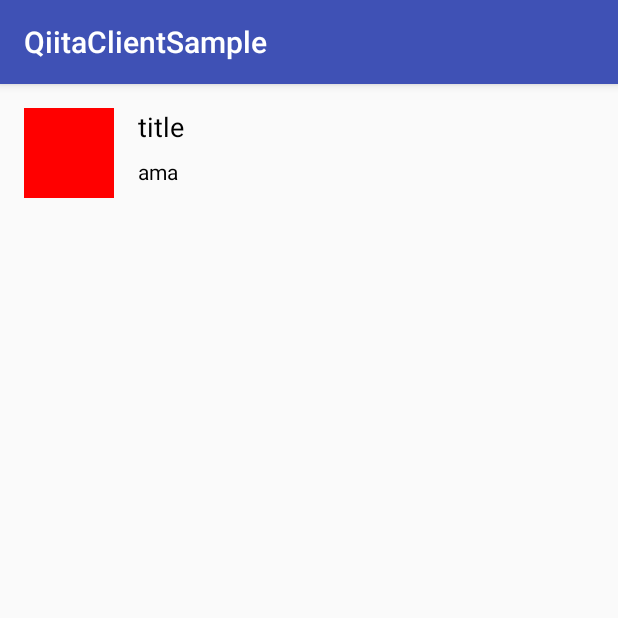
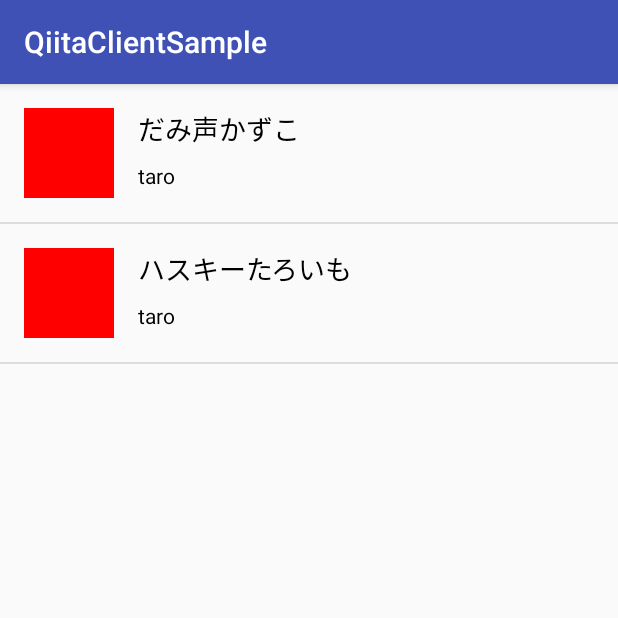
Before and after one commit to akihito-okada/QiitaClientSample, an Android app: the screen it shows after launch (MainActivity), on a phone screen of 412 x 824 dp, the top half of it. Run offline under Robolectric (Android 15) with nearby library versions, the phone set to English and light mode, and no system bars.

Commit message:
Create ListView Page and List Detail Page

```diff
--- a/QiitaClientSample/app/src/main/kotlin/me/young/qiitaclientsample/MainActivity.kt
+++ /dev/null
@@ -1,24 +0,0 @@
-package me.young.qiitaclientsample
-
-import android.os.Bundle
-import android.support.v7.app.AppCompatActivity
-import android.widget.Toast
-import me.young.qiitaclientsample.model.Article
-import me.young.qiitaclientsample.model.User
-import me.young.qiitaclientsample.view.ArticleView
-
-class MainActivity : AppCompatActivity() {
-
-    override fun onCreate(savedInstanceState: Bundle?) {
-        super.onCreate(savedInstanceState)
-/*
-        setContentView(R.layout.activity_main)
-*/
-        val articleView = ArticleView(applicationContext)
-        val article = Article("123", "title", "http://example.com/xx.html", User("1234", "ama", "http://example.com/image.png"))
-        Toast.makeText(this, article.title, Toast.LENGTH_SHORT).show()
-
-        articleView.setArticle(article)
-        setContentView(articleView)
-    }
-}
--- /dev/null
+++ b/QiitaClientSample/app/src/main/kotlin/me/young/qiitaclientsample/activity/MainActivity.kt
@@ -0,0 +1,52 @@
+package me.young.qiitaclientsample.activity
+
+import android.os.Bundle
+import android.support.v7.app.AppCompatActivity
+import android.widget.ListView
+import me.young.qiitaclientsample.R
+import me.young.qiitaclientsample.adapter.ArticleListAdapter
+import me.young.qiitaclientsample.bindView
+import me.young.qiitaclientsample.model.Article
+import me.young.qiitaclientsample.model.User
+
+class MainActivity : AppCompatActivity() {
+
+    val listView : ListView by bindView(R.id.list_view)
+
+    override fun onCreate(savedInstanceState: Bundle?) {
+        super.onCreate(savedInstanceState)
+        setContentView(R.layout.activity_main)
+
+        val listAdapter = ArticleListAdapter(applicationContext)
+        listAdapter.articles = listOf(dummyArticle("だみ声かずこ", "かずお"), dummyArticle("ハスキーたろいも", "たろう"))
+
+        listView.adapter = listAdapter
+
+        listView.setOnItemClickListener { adapterView, view, position, id ->
+            val article = listAdapter.articles[position]
+            ArticleActivity.createIntent(this, article).let { startActivity(it) }
+        }
+
+/*
+        val articleView = ArticleView(applicationContext)
+        val article = Article("123", "title", "http://example.com/xx.html", User("1234", "ama", "http://example.com/image.png"))
+        Toast.makeText(this, article.title, Toast.LENGTH_SHORT).show()
+
+        articleView.setArticle(article)
+        setContentView(articleView)
+*/
+    }
+
+    private fun dummyArticle(title : String, userName : String) : Article =
+            Article(id = "",
+                    title = title,
+                    url = "https://google.com/",
+                    user = User(id = "",
+                            name = "taro",
+                            profileImageURL = "http://example.com/image.png"
+                            ))
+}
+
+private fun ListView.setOnClickListener(any: Any) {
+    TODO("not implemented") //To change body of created functions use File | Settings | File Templates.
+}
--- /dev/null
+++ b/QiitaClientSample/app/src/main/kotlin/me/young/qiitaclientsample/adapter/ArticleListAdapter.kt
@@ -0,0 +1,27 @@
+package me.young.qiitaclientsample.adapter
+
+import android.content.Context
+import android.view.View
+import android.view.ViewGroup
+import android.widget.BaseAdapter
+import me.young.qiitaclientsample.model.Article
+import me.young.qiitaclientsample.view.ArticleView
+
+/**
+ * Created by Akihito on 2017/07/30.
+ */
+class ArticleListAdapter(private val context : Context) : BaseAdapter() {
+
+    var articles : List<Article> = emptyList()
+
+    override fun getView(position: Int, convertView: View?, parent: ViewGroup?): View =
+        ((convertView as? ArticleView) ?: ArticleView(context)).apply {
+            setArticle(articles[position])
+        }
+
+    override fun getItem(position: Int): Any? = articles[position]
+
+    override fun getItemId(position: Int): Long = 0
+
+    override fun getCount(): Int = articles.size
+}
--- a/QiitaClientSample/app/src/main/kotlin/me/young/qiitaclientsample/extensions.kt
+++ b/QiitaClientSample/app/src/main/kotlin/me/young/qiitaclientsample/extensions.kt
@@ -1,5 +1,6 @@
 package me.young.qiitaclientsample
 
+import android.app.Activity
 import android.support.annotation.IdRes
 import android.view.View
 
@@ -10,3 +11,7 @@ import android.view.View
 fun <T : View> View.bindView(@IdRes id: Int): Lazy<T> = lazy {
     findViewById(id) as T
 }
+
+fun <T : View> Activity.bindView(@IdRes id: Int): Lazy<T> = lazy{
+    findViewById(id) as T
+}
--- a/QiitaClientSample/app/src/main/kotlin/me/young/qiitaclientsample/view/ArticleView.kt
+++ b/QiitaClientSample/app/src/main/kotlin/me/young/qiitaclientsample/view/ArticleView.kt
@@ -34,6 +34,5 @@ class ArticleView : FrameLayout {
         titleTextView.text = artcle.title;
         userNameTextView.text = artcle.user.name
         profileImageView.setBackgroundColor(Color.RED)
-
     }
 }
--- a/QiitaClientSample/app/src/main/res/layout/activity_article.xml
+++ b/QiitaClientSample/app/src/main/res/layout/activity_article.xml
@@ -4,7 +4,7 @@
               android:layout_height="match_parent"
               android:orientation="vertical">
 
-    <sample.qiitaclient.view.ArticleView
+    <me.young.qiitaclientsample.view.ArticleView
         android:id="@+id/article_view"
         android:layout_width="match_parent"
         android:layout_height="wrap_content"/>
--- a/QiitaClientSample/app/src/main/res/layout/activity_main.xml
+++ b/QiitaClientSample/app/src/main/res/layout/activity_main.xml
@@ -15,14 +15,16 @@
             android:layout_width="match_parent"
             android:layout_height="match_parent"/>
 
+<!--
         <ProgressBar
             android:id="@+id/progress_bar"
             android:layout_width="wrap_content"
             android:layout_height="wrap_content"
             android:layout_gravity="center"
             android:visibility="gone"/>
+-->
     </FrameLayout>
-
+<!--
     <LinearLayout
         android:layout_width="match_parent"
         android:layout_height="wrap_content"
@@ -40,5 +42,5 @@
             android:layout_width="wrap_content"
             android:layout_height="wrap_content"
             android:text="検索"/>
-    </LinearLayout>
+    </LinearLayout>-->
 </LinearLayout>
```
Also changed, not shown: QiitaClientSample/app/src/main/AndroidManifest.xml (+6 -3 lines), QiitaClientSample/app/src/main/kotlin/me/young/qiitaclientsample/activity/ArticleActivity.kt (added, +36 -0 lines), QiitaClientSample/app/src/main/kotlin/me/young/qiitaclientsample/model/Article.kt (+35 -1 lines), QiitaClientSample/app/src/main/kotlin/me/young/qiitaclientsample/model/User.kt (+31 -1 lines).
